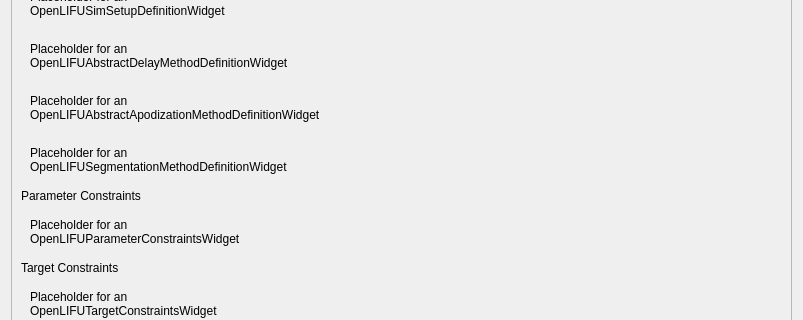
The window that OpenLIFUProtocolConfig/Resources/UI/OpenLIFUProtocolConfig.ui (OpenwaterHealth/SlicerOpenLIFU) describes before a commit, drawn with Qt 5; both pictures show x 0 to 803 and y 675 to 995 of the 803 by 1257 pixel window.
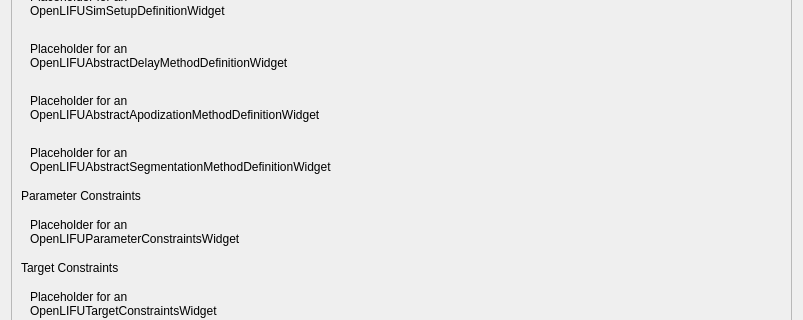
The same window after the commit. Custom widgets are drawn as their Qt base class.

Commit message: Subclass `SegmentationMethod` definition in protocol config (#318)

Diff of the .ui file:
```diff
--- a/OpenLIFUProtocolConfig/Resources/UI/OpenLIFUProtocolConfig.ui
+++ b/OpenLIFUProtocolConfig/Resources/UI/OpenLIFUProtocolConfig.ui
@@ -280,7 +280,7 @@
               <widget class="QLabel" name="segmentationMethodDefinitionWidgetPlaceholderLabel">
                <property name="text">
                 <string>Placeholder for an
-OpenLIFUSegmentationMethodDefinitionWidget</string>
+OpenLIFUAbstractSegmentationMethodDefinitionWidget</string>
                </property>
               </widget>
              </item>
```
Left out of the diff: 4 changed lines with no effect on the pictures. The commit also changes 2 other files.
